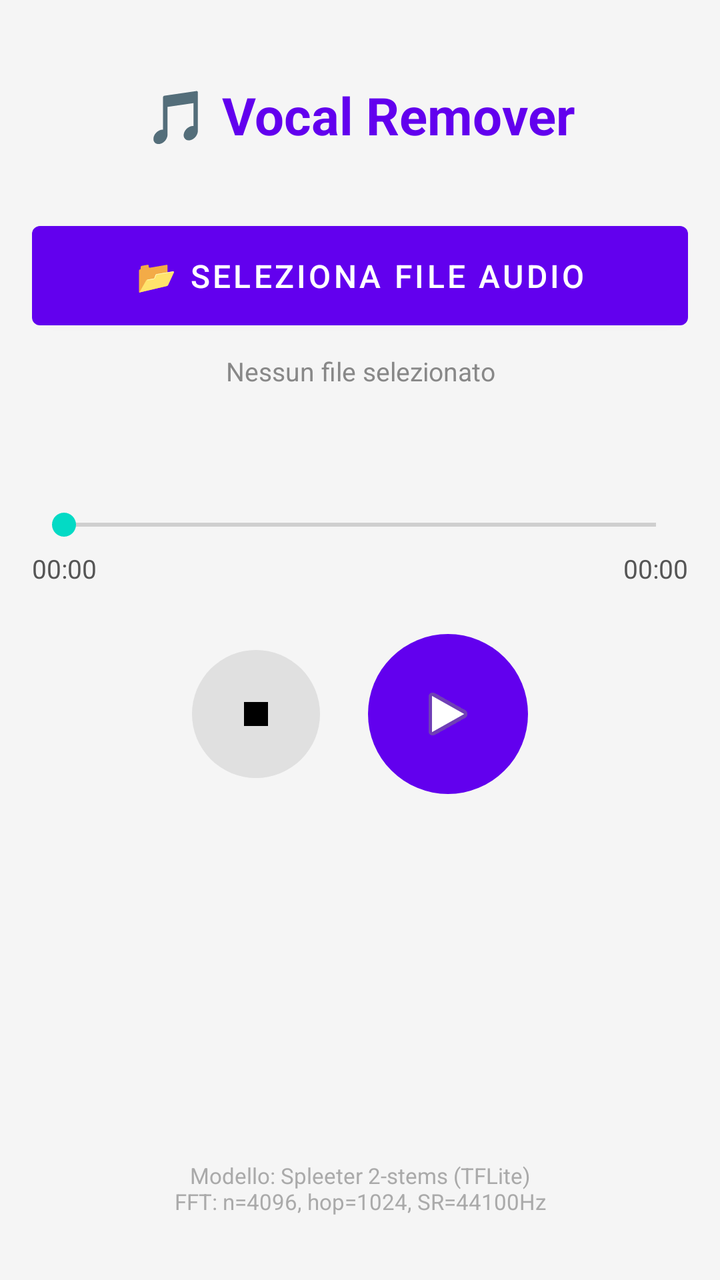
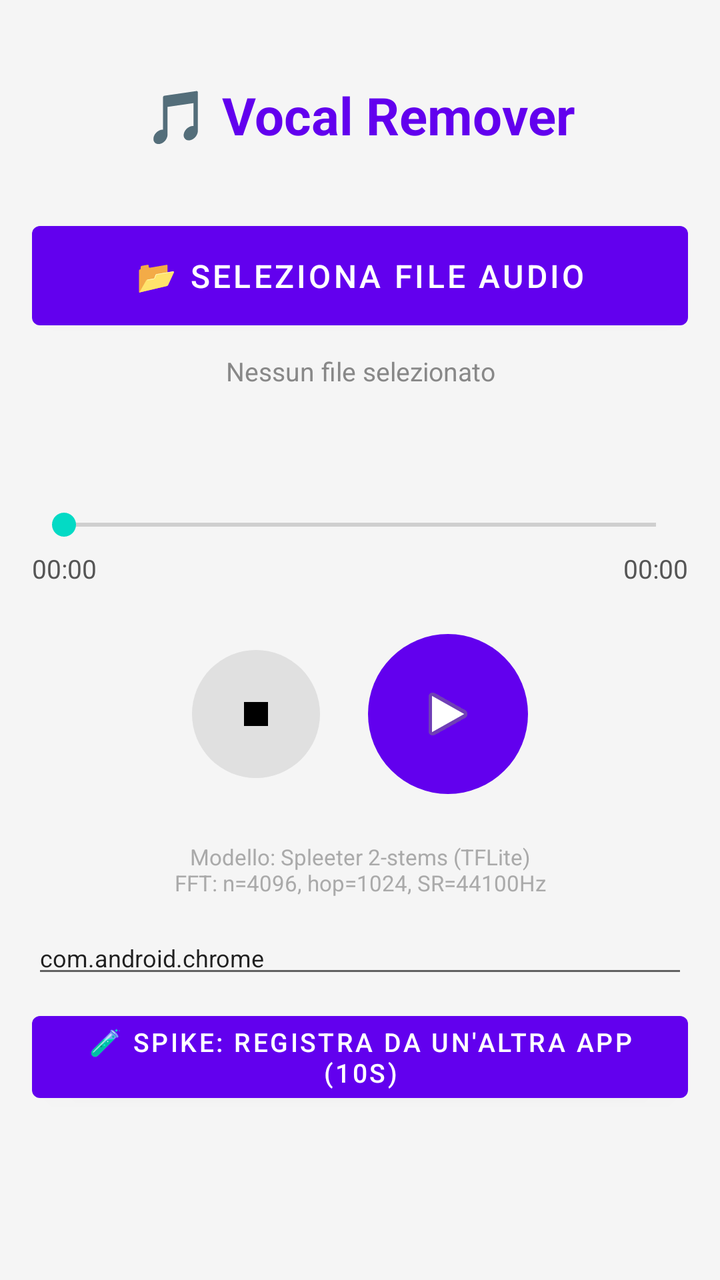

Compare the two renders of this Android layout. The source of the first and the diff that turns it into the second are given below.
<!-- AndroidManifest.xml: application theme Theme.VocalRemover -->
<!-- res/layout/activity_main.xml -->
<?xml version="1.0" encoding="utf-8"?>
<androidx.constraintlayout.widget.ConstraintLayout
    xmlns:android="http://schemas.android.com/apk/res/android"
    xmlns:app="http://schemas.android.com/apk/res-auto"
    android:layout_width="match_parent"
    android:layout_height="match_parent"
    android:padding="16dp"
    android:background="@color/background">

    
    <TextView
        android:id="@+id/tvTitle"
        android:layout_width="wrap_content"
        android:layout_height="wrap_content"
        android:text="🎵 Vocal Remover"
        android:textSize="26sp"
        android:textStyle="bold"
        android:textColor="@color/colorPrimary"
        app:layout_constraintTop_toTopOf="parent"
        app:layout_constraintStart_toStartOf="parent"
        app:layout_constraintEnd_toEndOf="parent"
        android:layout_marginTop="24dp" />

    
    <com.google.android.material.button.MaterialButton
        android:id="@+id/btnPickFile"
        android:layout_width="0dp"
        android:layout_height="wrap_content"
        android:text="📂 Seleziona file audio"
        android:textSize="16sp"
        android:padding="14dp"
        app:layout_constraintTop_toBottomOf="@id/tvTitle"
        app:layout_constraintStart_toStartOf="parent"
        app:layout_constraintEnd_toEndOf="parent"
        android:layout_marginTop="32dp" />

    
    <TextView
        android:id="@+id/tvFileName"
        android:layout_width="0dp"
        android:layout_height="wrap_content"
        android:text="Nessun file selezionato"
        android:textSize="13sp"
        android:textColor="#888888"
        android:gravity="center"
        android:ellipsize="middle"
        android:singleLine="true"
        app:layout_constraintTop_toBottomOf="@id/btnPickFile"
        app:layout_constraintStart_toStartOf="parent"
        app:layout_constraintEnd_toEndOf="parent"
        android:layout_marginTop="8dp" />

    
    <ProgressBar
        android:id="@+id/progressBar"
        style="@style/Widget.AppCompat.ProgressBar.Horizontal"
        android:layout_width="0dp"
        android:layout_height="wrap_content"
        android:max="100"
        android:progress="0"
        android:visibility="gone"
        app:layout_constraintTop_toBottomOf="@id/tvFileName"
        app:layout_constraintStart_toStartOf="parent"
        app:layout_constraintEnd_toEndOf="parent"
        android:layout_marginTop="20dp" />

    
    <TextView
        android:id="@+id/tvStatus"
        android:layout_width="0dp"
        android:layout_height="wrap_content"
        android:text=""
        android:textSize="14sp"
        android:gravity="center"
        android:textColor="@color/colorPrimary"
        app:layout_constraintTop_toBottomOf="@id/progressBar"
        app:layout_constraintStart_toStartOf="parent"
        app:layout_constraintEnd_toEndOf="parent"
        android:layout_marginTop="8dp" />

    
    <SeekBar
        android:id="@+id/seekBar"
        android:layout_width="0dp"
        android:layout_height="wrap_content"
        android:enabled="false"
        app:layout_constraintTop_toBottomOf="@id/tvStatus"
        app:layout_constraintStart_toStartOf="parent"
        app:layout_constraintEnd_toEndOf="parent"
        android:layout_marginTop="32dp" />

    
    <TextView
        android:id="@+id/tvCurrentTime"
        android:layout_width="wrap_content"
        android:layout_height="wrap_content"
        android:text="00:00"
        android:textSize="13sp"
        android:textColor="#555555"
        app:layout_constraintTop_toBottomOf="@id/seekBar"
        app:layout_constraintStart_toStartOf="parent"
        android:layout_marginTop="4dp" />

    
    <TextView
        android:id="@+id/tvTotalTime"
        android:layout_width="wrap_content"
        android:layout_height="wrap_content"
        android:text="00:00"
        android:textSize="13sp"
        android:textColor="#555555"
        app:layout_constraintTop_toBottomOf="@id/seekBar"
        app:layout_constraintEnd_toEndOf="parent"
        android:layout_marginTop="4dp" />

    
    <LinearLayout
        android:id="@+id/layoutControls"
        android:layout_width="wrap_content"
        android:layout_height="wrap_content"
        android:orientation="horizontal"
        android:gravity="center"
        app:layout_constraintTop_toBottomOf="@id/tvCurrentTime"
        app:layout_constraintStart_toStartOf="parent"
        app:layout_constraintEnd_toEndOf="parent"
        android:layout_marginTop="24dp">

        
        <ImageButton
            android:id="@+id/btnStop"
            android:layout_width="64dp"
            android:layout_height="64dp"
            android:src="@drawable/ic_stop"
            android:enabled="false"
            android:background="@drawable/circle_button_bg"
            android:padding="14dp"
            android:layout_marginEnd="24dp" />

        
        <ImageButton
            android:id="@+id/btnPlayPause"
            android:layout_width="80dp"
            android:layout_height="80dp"
            android:src="@android:drawable/ic_media_play"
            android:enabled="false"
            android:background="@drawable/circle_button_bg_primary"
            android:padding="18dp" />

    </LinearLayout>

    
    <TextView
        android:id="@+id/tvInfo"
        android:layout_width="0dp"
        android:layout_height="wrap_content"
        android:text="Modello: Spleeter 2-stems (TFLite)\nFFT: n=4096, hop=1024, SR=44100Hz"
        android:textSize="11sp"
        android:textColor="#AAAAAA"
        android:gravity="center"
        app:layout_constraintBottom_toBottomOf="parent"
        app:layout_constraintStart_toStartOf="parent"
        app:layout_constraintEnd_toEndOf="parent"
        android:layout_marginBottom="16dp" />

</androidx.constraintlayout.widget.ConstraintLayout>
<!-- resources referenced by this layout -->
<resources>
  <color name="background">#F5F5F5</color>
  <color name="colorPrimary">#6200EE</color>
  <!-- drawable circle_button_bg (drawable) -->
  <?xml version="1.0" encoding="utf-8"?>
  <ripple xmlns:android="http://schemas.android.com/apk/res/android"
      android:color="#BDBDBD">
      <item>
          <shape android:shape="oval">
              <solid android:color="#E0E0E0" />
          </shape>
      </item>
  </ripple>
  <!-- drawable circle_button_bg_primary (drawable) -->
  <?xml version="1.0" encoding="utf-8"?>
  <shape xmlns:android="http://schemas.android.com/apk/res/android"
      android:shape="oval">
      <solid android:color="#6200EE" />
  </shape>
  <!-- drawable ic_stop (drawable) -->
  <?xml version="1.0" encoding="utf-8"?>
  <vector xmlns:android="http://schemas.android.com/apk/res/android"
      android:width="24dp"
      android:height="24dp"
      android:viewportWidth="24"
      android:viewportHeight="24">
      <path
          android:fillColor="#FF000000"
          android:pathData="M6,6h12v12H6z" />
  </vector>
  <style name="Theme.VocalRemover" parent="Theme.MaterialComponents.Light.DarkActionBar">
          <item name="colorPrimary">@color/colorPrimary</item>
          <item name="colorPrimaryDark">@color/colorPrimaryDark</item>
          <item name="colorAccent">@color/colorAccent</item>
      </style>
  <color name="colorPrimaryDark">#3700B3</color>
  <color name="colorAccent">#03DAC5</color>
</resources>

<!-- the commit's change to res/layout/activity_main.xml (unified diff, before → after) -->
@@ -157,9 +157,45 @@
         android:textSize="11sp"
         android:textColor="#AAAAAA"
         android:gravity="center"
-        app:layout_constraintBottom_toBottomOf="parent"
-        app:layout_constraintStart_toStartOf="parent"
-        app:layout_constraintEnd_toEndOf="parent"
-        android:layout_marginBottom="16dp" />
+        app:layout_constraintTop_toBottomOf="@id/layoutControls"
+        app:layout_constraintStart_toStartOf="parent"
+        app:layout_constraintEnd_toEndOf="parent"
+        android:layout_marginTop="24dp" />
+
+    
+    <EditText
+        android:id="@+id/etSpikePackageName"
+        android:layout_width="0dp"
+        android:layout_height="wrap_content"
+        android:text="com.android.chrome"
+        android:hint="Nome pacchetto sorgente (es. com.android.chrome)"
+        android:textSize="12sp"
+        app:layout_constraintTop_toBottomOf="@id/tvInfo"
+        app:layout_constraintStart_toStartOf="parent"
+        app:layout_constraintEnd_toEndOf="parent"
+        android:layout_marginTop="12dp" />
+
+    <com.google.android.material.button.MaterialButton
+        android:id="@+id/btnSpikeCapture"
+        android:layout_width="0dp"
+        android:layout_height="wrap_content"
+        android:text="🧪 Spike: registra da un'altra app (10s)"
+        android:textSize="13sp"
+        app:layout_constraintTop_toBottomOf="@id/etSpikePackageName"
+        app:layout_constraintStart_toStartOf="parent"
+        app:layout_constraintEnd_toEndOf="parent"
+        android:layout_marginTop="8dp" />
+
+    <TextView
+        android:id="@+id/tvSpikeOutcome"
+        android:layout_width="0dp"
+        android:layout_height="wrap_content"
+        android:text=""
+        android:textSize="11sp"
+        android:gravity="center"
+        app:layout_constraintTop_toBottomOf="@id/btnSpikeCapture"
+        app:layout_constraintStart_toStartOf="parent"
+        app:layout_constraintEnd_toEndOf="parent"
+        android:layout_marginTop="8dp" />
 
 </androidx.constraintlayout.widget.ConstraintLayout>
